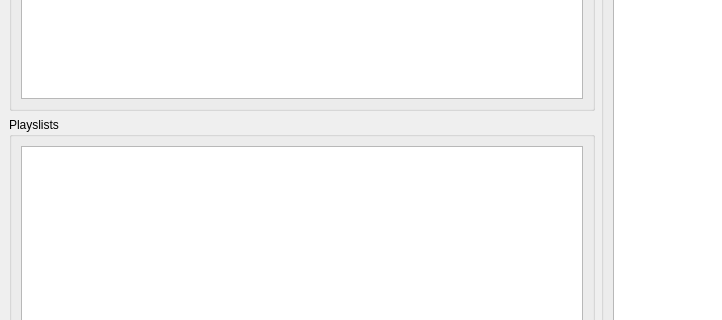
Qt form player/client/form/MainWindow.ui (OtavioPellicano/spotify-playlist-qt) before a commit; both pictures show x 0 to 722 and y 300 to 620 of the 1195 by 761 pixel window.
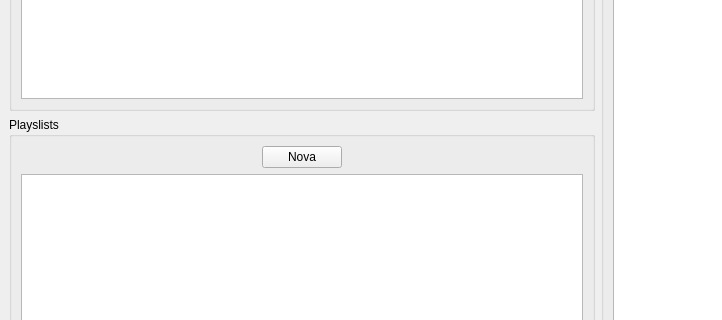
The same form after that commit.

Commit message: Create Playlist

The edit to the form file:
```diff
--- a/player/client/form/MainWindow.ui
+++ b/player/client/form/MainWindow.ui
@@ -14,7 +14,7 @@
    <string>spotify-playlist-qt</string>
   </property>
   <widget class="QWidget" name="centralwidget">
-   <layout class="QVBoxLayout" name="verticalLayout_6">
+   <layout class="QVBoxLayout" name="verticalLayout_7">
     <item>
      <widget class="QGroupBox" name="groupBoxCurrentSong">
       <property name="title">
@@ -53,9 +53,9 @@
      </widget>
     </item>
     <item>
-     <layout class="QHBoxLayout" name="horizontalLayout_2">
+     <layout class="QHBoxLayout" name="horizontalLayout_3">
       <item>
-       <layout class="QVBoxLayout" name="verticalLayout_4">
+       <layout class="QVBoxLayout" name="verticalLayout_6">
         <item>
          <widget class="QGroupBox" name="groupBoxSearch">
           <property name="title">
@@ -91,9 +91,50 @@
           <property name="title">
            <string>Playslists</string>
           </property>
-          <layout class="QVBoxLayout" name="verticalLayout_2">
+          <layout class="QVBoxLayout" name="verticalLayout_4">
            <item>
-            <widget class="QListWidget" name="listWidgetPlaylist"/>
+            <layout class="QVBoxLayout" name="verticalLayout_2">
+             <item>
+              <layout class="QHBoxLayout" name="horizontalLayout_2">
+               <item>
+                <spacer name="horizontalSpacer">
+                 <property name="orientation">
+                  <enum>Qt::Horizontal</enum>
+                 </property>
+                 <property name="sizeHint" stdset="0">
+                  <size>
+                   <width>40</width>
+                   <height>20</height>
+                  </size>
+                 </property>
+                </spacer>
+               </item>
+               <item>
+                <widget class="QPushButton" name="pushButtonNewPlaylist">
+                 <property name="text">
+                  <string>Nova</string>
+                 </property>
+                </widget>
+               </item>
+               <item>
+                <spacer name="horizontalSpacer_2">
+                 <property name="orientation">
+                  <enum>Qt::Horizontal</enum>
+                 </property>
+                 <property name="sizeHint" stdset="0">
+                  <size>
+                   <width>40</width>
+                   <height>20</height>
+                  </size>
+                 </property>
+                </spacer>
+               </item>
+              </layout>
+             </item>
+             <item>
+              <widget class="QListWidget" name="listWidgetPlaylist"/>
+             </item>
+            </layout>
            </item>
           </layout>
          </widget>
```
Left out of the diff: 14 changed lines with no effect on the pictures. The commit also changes 5 other files.
